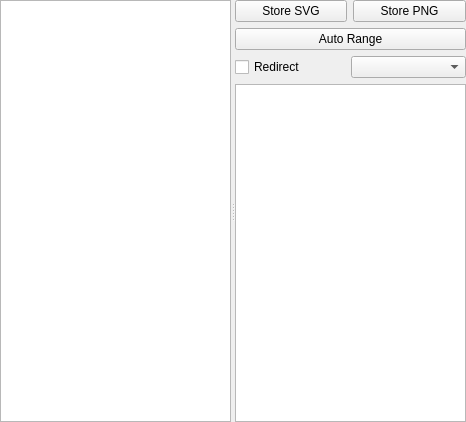
Old version of the form lib/util/Canvas/CanvasTemplate.ui in the repository acq4/acq4.
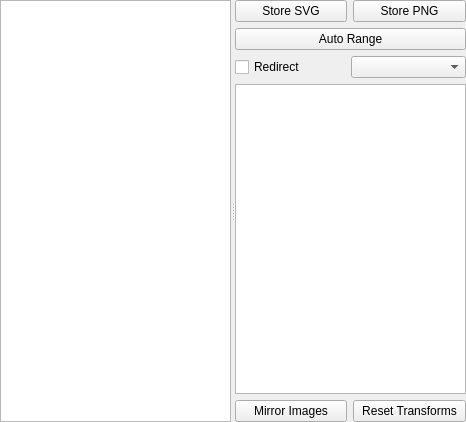
New version of the form. Custom widgets are drawn as their Qt base class.

```diff
--- a/lib/util/Canvas/CanvasTemplate.ui
+++ b/lib/util/Canvas/CanvasTemplate.ui
@@ -100,6 +100,20 @@
          </item>
         </layout>
        </item>
+       <item row="8" column="0">
+        <widget class="QPushButton" name="mirrorImagesBtn">
+         <property name="text">
+          <string>Mirror Images</string>
+         </property>
+        </widget>
+       </item>
+       <item row="8" column="1">
+        <widget class="QPushButton" name="resetTransformsBtn">
+         <property name="text">
+          <string>Reset Transforms</string>
+         </property>
+        </widget>
+       </item>
       </layout>
      </widget>
     </widget>
```
Left out of the diff: 2 changed lines with no effect on the pictures.
